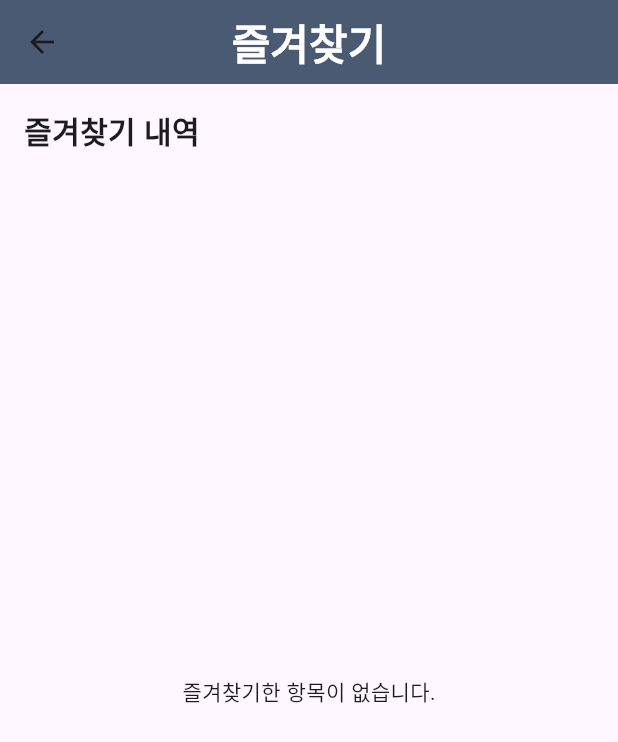
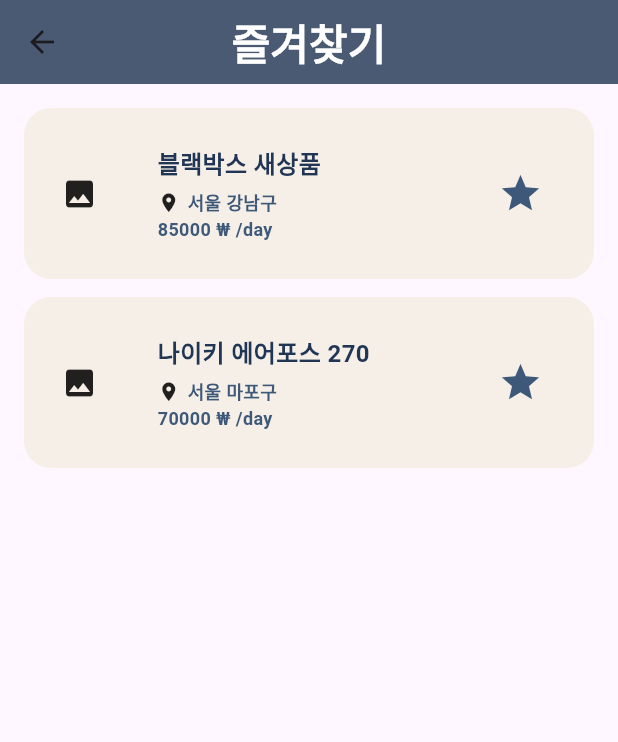
Before and after one commit to DECODINGBOT/2025_ESC, a Flutter app: the FavoritesPage screen opened directly, on a phone screen of 412 x 824 dp. Shown: the top 742 px of the screen. Run offline on Flutter 3.47's test engine with Material 3 defaults, Android fonts, the phone set to English and light mode, and no system bars; our stand-ins replace firebase_auth, firebase_core, flutter_svg, image_picker; accounts and stored records are empty; Roboto replaces fonts that are missing (NanumSquareRound, NotoSans).

Commit message:
즐겨찾기 기능 구현

```diff
--- a/lib/screens/favorites_screen.dart
+++ b/lib/screens/favorites_screen.dart
@@ -1,6 +1,72 @@
 import 'package:flutter/material.dart';
 import 'package:provider/provider.dart';
+import 'package:sharing_items/src/custom/item_info.dart'; // <-- ItemInfo 파일 경로 맞게 수정
 
+/// ===========================
+///  예시 데이터 (같은 파일에 포함)
+/// ===========================
+final List<Map<String, dynamic>> _allItems = [
+  {
+    "category": "자동차",
+    "title": "블랙박스 새상품",
+    "location": "서울 강남구",
+    "price": 85000, // int
+    "period": "1일",
+    "imageUrl": "https://picsum.photos/seed/blackbox/120",
+    "isLike": true, // ✅ 초기 즐겨찾기
+  },
+  {
+    "category": "전자/가전제품",
+    "title": "아이패드 9세대 64GB",
+    "location": "서울 송파구",
+    "price": 290000,
+    "period": "2주",
+    "imageUrl": "https://picsum.photos/seed/ipad9/120",
+    "isLike": false,
+  },
+  {
+    "category": "의류/신발",
+    "title": "나이키 에어포스 270",
+    "location": "서울 마포구",
+    "price": 70000,
+    "period": "3일",
+    "imageUrl": "https://picsum.photos/seed/airforce270/120",
+    "isLike": true, // ✅ 초기 즐겨찾기
+  },
+  {
+    "category": "자동차",
+    "title": "차량용 핸드폰 거치대",
+    "location": "서울 동작구",
+    "price": 10000,
+    "period": "1일",
+    "imageUrl": "https://picsum.photos/seed/holder/120",
+    "isLike": false,
+  },
+];
+
+String _won(int n) => '₩${n.toString()}'; // 간단 표기
+
+/// 앱에서 사용할 모델로 변환된 전체 카탈로그
+final List<FavoriteItem> _mockCatalog = _allItems
+    .map(
+      (m) => FavoriteItem(
+        title: m['title'] as String,
+        period: m['period'] as String,
+        price: _won(m['price'] as int), // String으로 변환
+        imageUrl: m['imageUrl'] as String,
+      ),
+    )
+    .toList();
+
+/// 처음부터 즐겨찾기(isLike==true)인 타이틀 목록
+final Set<String> _initiallyLikedTitles = _allItems
+    .where((m) => (m['isLike'] ?? false) == true)
+    .map((m) => m['title'] as String)
+    .toSet();
+
+/// ===========================
+///  모델 & 프로바이더
+/// ===========================
 class FavoriteItem {
   final String title;
   final String period;
@@ -18,7 +84,7 @@ class FavoriteItem {
 class FavoritesProvider with ChangeNotifier {
   final List<FavoriteItem> _favorites = [];
 
-  List<FavoriteItem> get favorites => _favorites;
+  List<FavoriteItem> get favorites => List.unmodifiable(_favorites);
 
   bool isFavorite(FavoriteItem item) {
     return _favorites.any((fav) => fav.title == item.title);
@@ -33,6 +99,7 @@ class FavoritesProvider with ChangeNotifier {
     notifyListeners();
   }
 
+  /// 예시 데이터 기준 초기 즐겨찾기 주입
   void seedByTitles(Iterable<String> titles, List<FavoriteItem> catalog) {
     _favorites
       ..clear()
@@ -41,12 +108,49 @@ class FavoritesProvider with ChangeNotifier {
   }
 }
 
-class FavoritesPage extends StatelessWidget {
+/// ===========================
+///  즐겨찾기 페이지
+///  - ItemInfo 위젯으로 렌더
+///  - 페이지 진입 시 1회 seed
+/// ===========================
+class FavoritesPage extends StatefulWidget {
   const FavoritesPage({super.key});
 
   @override
+  State<FavoritesPage> createState() => _FavoritesPageState();
+}
+
+class _FavoritesPageState extends State<FavoritesPage> {
+  bool _seeded = false;
+
+  @override
+  void didChangeDependencies() {
+    super.didChangeDependencies();
+    // 페이지 최초 진입 시, 예시 데이터로 초기 즐겨찾기 주입
+    if (!_seeded) {
+      context.read<FavoritesProvider>().seedByTitles(
+        _initiallyLikedTitles,
+        _mockCatalog,
+      );
+      _seeded = true;
+    }
+  }
+
+  @override
   Widget build(BuildContext context) {
-    final favorites = context.watch<FavoritesProvider>().favorites;
+    // Provider를 watch해서 변경 시 빌드되도록
+    final favProvider = context.watch<FavoritesProvider>();
+
+    // 현재 즐겨찾기인 항목만 _allItems에서 필터
+    final likedMaps = _allItems.where((m) {
+      final item = FavoriteItem(
+        title: m['title'] as String,
+        period: m['period'] as String,
+        price: _won(m['price'] as int),
+        imageUrl: m['imageUrl'] as String,
+      );
+      return favProvider.isFavorite(item);
+    }).toList();
 
     return Scaffold(
       appBar: AppBar(
@@ -65,69 +169,51 @@ class FavoritesPage extends StatelessWidget {
       ),
       body: Padding(
         padding: const EdgeInsets.all(16),
-        child: Column(
-          crossAxisAlignment: CrossAxisAlignment.start,
-          children: [
-            const Text(
-              "즐겨찾기 내역",
-              style: TextStyle(fontSize: 20, fontWeight: FontWeight.bold),
-            ),
-            const SizedBox(height: 12),
+        child: likedMaps.isEmpty
+            ? const Center(child: Text('즐겨찾기한 항목이 없습니다.'))
+            : ListView.separated(
+                itemCount: likedMaps.length,
+                separatorBuilder: (_, __) => const SizedBox(height: 12),
+                itemBuilder: (context, index) {
+                  final m = likedMaps[index];
 
-            // 비었을 때도 화면이 예쁘게 보이도록 Center 처리
-            if (favorites.isEmpty)
-              const Expanded(child: Center(child: Text('즐겨찾기한 항목이 없습니다.')))
-            else
-              Expanded(
-                child: ListView.separated(
-                  itemCount: favorites.length,
-                  separatorBuilder: (_, __) => const SizedBox(height: 12),
-                  itemBuilder: (context, index) {
-                    final item = favorites[index];
-                    return Container(
-                      padding: const EdgeInsets.all(12),
-                      decoration: BoxDecoration(
-                        color: const Color(0xFFF5EFE7),
-                        borderRadius: BorderRadius.circular(18),
-                      ),
-                      child: Row(
-                        children: [
-                          Image.network(item.imageUrl, width: 60, height: 60),
-                          const SizedBox(width: 12),
-                          Expanded(
-                            child: Column(
-                              crossAxisAlignment: CrossAxisAlignment.start,
-                              children: [
-                                Text(
-                                  item.title,
-                                  style: const TextStyle(
-                                    fontWeight: FontWeight.bold,
-                                  ),
-                                ),
-                                Text(item.period),
-                                Text(item.price),
-                              ],
-                            ),
-                          ),
-                          // 즐겨찾기 페이지에서는 모두 즐겨찾기 상태이므로 '해제' 아이콘을 표시
-                          IconButton(
-                            icon: const Icon(Icons.star, color: Colors.blue),
-                            tooltip: '즐겨찾기 해제',
-                            onPressed: () {
-                              context.read<FavoritesProvider>().toggleFavorite(
-                                item,
-                              );
-                              // toggle 후 notify → favorites가 줄어들며 즉시 리스트에서 빠짐
-                            },
-                          ),
-                        ],
-                      ),
-                    );
-                  },
-                ),
+                  // Provider 기준 현재 즐겨찾기 여부
+                  final isFav = favProvider.isFavorite(
+                    FavoriteItem(
+                      title: m['title'] as String,
+                      period: m['period'] as String,
+                      price: _won(m['price'] as int),
+                      imageUrl: m['imageUrl'] as String,
+                    ),
+                  );
+
+                  return ItemInfo(
+                    key: ValueKey('${m['title']}|${m['location']}'),
+                    category: m['category'] as String,
+                    title: m['title'] as String,
+                    location: m['location'] as String,
+                    price: m['price'] as int,
+                    isLike: isFav, // Provider 상태 기반
+                    // ⭐ 별 토글 시 Provider 갱신 + 로컬 예시데이터도 동기화(선택)
+                    onLikeChanged: (liked) {
+                      final favItem = FavoriteItem(
+                        title: m['title'] as String,
+                        period: m['period'] as String,
+                        price: _won(m['price'] as int),
+                        imageUrl: m['imageUrl'] as String,
+                      );
+
+                      context.read<FavoritesProvider>().toggleFavorite(favItem);
+
+                      // (선택) 예시 데이터의 isLike도 함께 업데이트해두면 일관성 유지
+                      m['isLike'] = liked;
+
+                      // 리스트는 Provider watch로 재빌드되므로 setState는 굳이 필요 없음
+                      // setState(() {});
+                    },
+                  );
+                },
               ),
-          ],
-        ),
       ),
     );
   }
--- a/lib/src/custom/item_info.dart
+++ b/lib/src/custom/item_info.dart
@@ -9,6 +9,9 @@ class ItemInfo extends StatefulWidget {
   final int price;
   final bool isLike;
 
+  // ✅ 추가: 즐겨찾기 토글되면 부모에게 true/false 알려주기
+  final ValueChanged<bool>? onLikeChanged;
+
   const ItemInfo({
     super.key,
     required this.category,
@@ -16,6 +19,7 @@ class ItemInfo extends StatefulWidget {
     required this.location,
     required this.price,
     this.isLike = false,
+    this.onLikeChanged, // ✅
   });
 
   @override
@@ -35,6 +39,7 @@ class _ItemInfoState extends State<ItemInfo> {
     setState(() {
       isLiked = !isLiked;
     });
+    widget.onLikeChanged?.call(isLiked); // ✅ 부모에 알림
   }
 
   @override
@@ -55,31 +60,37 @@ class _ItemInfoState extends State<ItemInfo> {
                 child: Column(
                   crossAxisAlignment: CrossAxisAlignment.start,
                   children: [
-                    Text(widget.title,
+                    Text(
+                      widget.title,
                       style: TextStyle(
                         color: pointColorStrong,
                         fontSize: 16,
                         fontWeight: FontWeight.bold,
-                        )),
+                      ),
+                    ),
                     const SizedBox(height: 5),
                     Row(
                       children: [
                         const Icon(Icons.location_on_sharp, size: 15),
                         const SizedBox(width: 5),
-                        Text(widget.location,
+                        Text(
+                          widget.location,
                           style: TextStyle(
                             color: pointColorWeak,
                             fontSize: 12,
                             fontWeight: FontWeight.bold,
-                            )),
+                          ),
+                        ),
                       ],
                     ),
-                    Text("${widget.price} ₩ /day",
+                    Text(
+                      "${widget.price} ₩ /day",
                       style: TextStyle(
                         color: pointColorWeak,
                         fontSize: 12,
                         fontWeight: FontWeight.bold,
-                        )),
+                      ),
+                    ),
                   ],
                 ),
               ),
@@ -87,6 +98,7 @@ class _ItemInfoState extends State<ItemInfo> {
             IconButton(
               icon: Icon(isLiked ? Icons.star : Icons.star_border),
               iconSize: 30,
+              color: pointColorWeak,
               onPressed: toggleIsLike,
             ),
           ],
```
Lines whose indentation alone changed are shown as unchanged.
